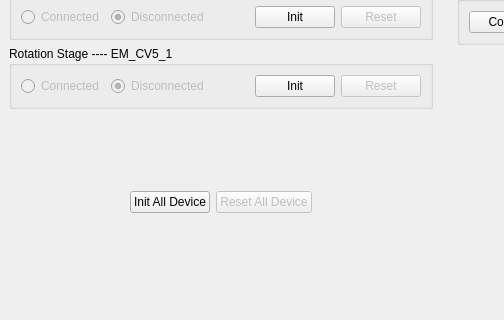
Above: ui/ui_files/mainWindow.ui from linjiema/quantex before the change; both pictures show x 0 to 504 and y 396 to 716 of the 742 by 716 pixel window. Below: the same form after it.
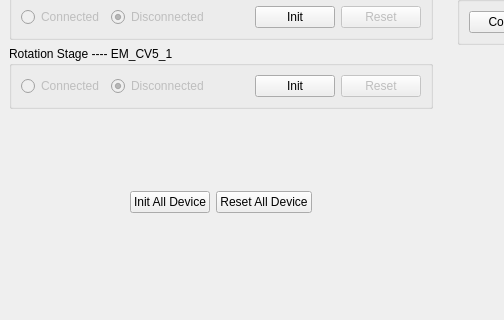
That is the form after the change.

Diff of the .ui file:
```diff
--- a/ui/ui_files/mainWindow.ui
+++ b/ui/ui_files/mainWindow.ui
@@ -662,7 +662,7 @@
        <item>
         <widget class="QPushButton" name="pbResetAll">
          <property name="enabled">
-          <bool>false</bool>
+          <bool>true</bool>
          </property>
          <property name="text">
           <string>Reset All Device</string>
```
Left out of the diff: 4 changed lines with no effect on the pictures.
